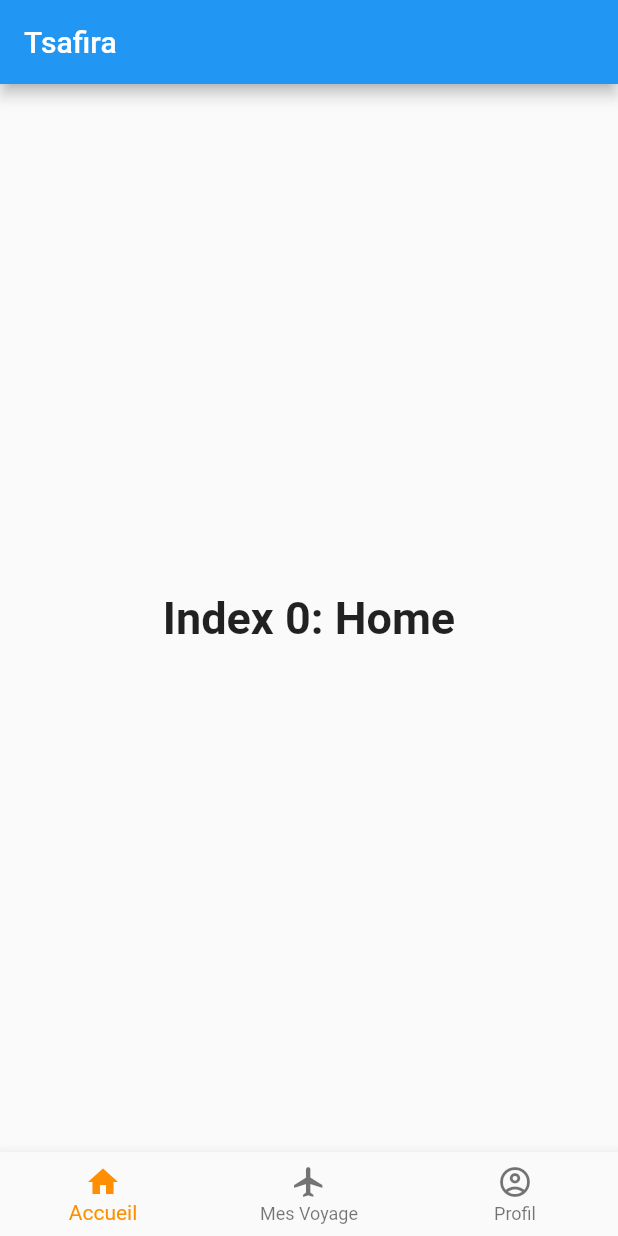
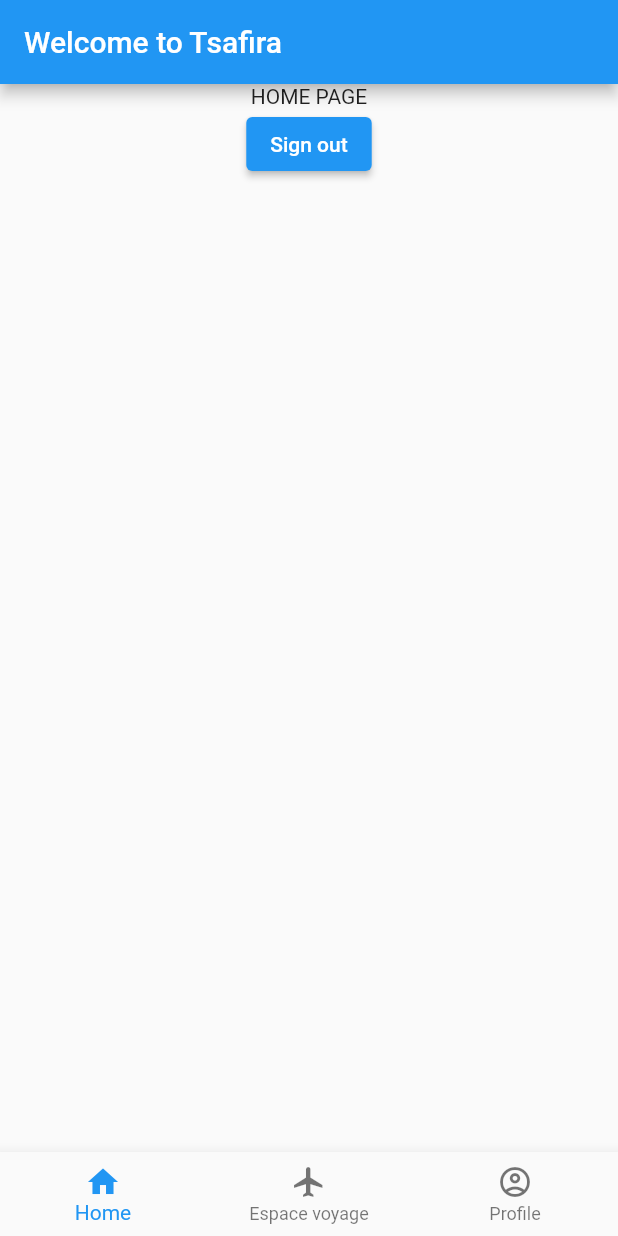
Before and after one commit to vander99/Trip-planning-mobile-application, a Flutter app: the screen it shows once a user with an empty profile is signed in, on a phone screen of 412 x 824 dp. Run offline on Flutter 3.47's test engine with Material 2 defaults, Android fonts, the phone set to English and light mode, and no system bars; our stand-ins replace cloud_firestore, firebase_auth, firebase_core; accounts and stored records are empty.

```diff
--- a/client/lib/home.dart
+++ b/client/lib/home.dart
@@ -1,96 +1,70 @@
-/*import 'package:client/authentication_service.dart';
+import 'package:client/authentication_service.dart';
 import 'package:flutter/material.dart';
 import 'package:provider/src/provider.dart';
 
-class HomePage extends StatelessWidget {
-  const HomePage({Key? key}) : super(key: key);
+import 'package:client/my_espace_voyage.dart';
+import 'package:client/my_home_page.dart';
+import 'package:client/my_profile.dart';
+
+class HomePage extends StatefulWidget {
+  HomePage({Key? key}) : super(key: key);
 
   @override
-  Widget build(BuildContext context) {
-    return Scaffold(
-      body: Center(
-          child: Column(children: [
-            const Text("HOME"),
-            ElevatedButton(onPressed: () {
-              context.read<AuthenticationService>().signOut();
-            }, child: const Text("Sign out"))
-      ])),
-    );
+  State<StatefulWidget> createState() {
+    return HomePageState();
   }
-}*/
-
-/// Flutter code sample for BottomNavigationBar
-
-// This example shows a [BottomNavigationBar] as it is used within a [Scaffold]
-// widget. The [BottomNavigationBar] has three [BottomNavigationBarItem]
-// widgets, which means it defaults to [BottomNavigationBarType.fixed], and
-// the [currentIndex] is set to index 0. The selected item is
-// amber. The `_onItemTapped` function changes the selected item's index
-// and displays a corresponding message in the center of the [Scaffold].
-
-import 'package:flutter/material.dart';
-
-class HomePage extends StatefulWidget {
-  const HomePage({Key? key}) : super(key: key);
-
-  @override
-  State<HomePage> createState() => _HomePage();
 }
 
-/// This is the private State class that goes with MyStatefulWidget.
-class _HomePage extends State<HomePage> {
-  int _selectedIndex = 0;
-  static const TextStyle optionStyle =
-      TextStyle(fontSize: 30, fontWeight: FontWeight.bold);
-  static const List<Widget> _widgetOptions = <Widget>[
-    Text(
-      'Index 0: Home',
-      style: optionStyle,
-    ),
-    Text(
-      'Index 1: Business',
-      style: optionStyle,
-    ),
-    Text(
-      'Index 2: School',
-      style: optionStyle,
-    ),
-  ];
-
-  void _onItemTapped(int index) {
-    setState(() {
-      _selectedIndex = index;
-    });
-  }
+class HomePageState extends State<HomePage> {
+  int selectedIndex = 0;
+  Widget _myHome = MyHomePage();
+  Widget _myEspaceVoyage = MyEspaceVoyage();
+  Widget _myProfile = MyProfile();
 
   @override
   Widget build(BuildContext context) {
     return Scaffold(
       appBar: AppBar(
-        title: const Text('Tsafira'),
+        title: Text("Welcome to Tsafira"),
       ),
-      body: Center(
-        child: _widgetOptions.elementAt(_selectedIndex),
-      ),
+      body: this.getBody(),
       bottomNavigationBar: BottomNavigationBar(
-        items: const <BottomNavigationBarItem>[
+        type: BottomNavigationBarType.fixed,
+        currentIndex: this.selectedIndex,
+        items: [
           BottomNavigationBarItem(
             icon: Icon(Icons.home),
-            label: 'Accueil',
+            title: Text("Home"),
           ),
           BottomNavigationBarItem(
             icon: Icon(Icons.flight),
-            label: 'Mes Voyage',
+            title: Text("Espace voyage"),
           ),
           BottomNavigationBarItem(
             icon: Icon(Icons.account_circle_outlined),
-            label: 'Profil',
-          ),
+            title: Text("Profile"),
+          )
         ],
-        currentIndex: _selectedIndex,
-        selectedItemColor: Colors.amber[800],
-        onTap: _onItemTapped,
+        onTap: (int index) {
+          this.onTapHandler(index);
+        },
       ),
     );
   }
+
+  Widget getBody() {
+    if (this.selectedIndex == 0) {
+      return this._myHome;
+    } else if (this.selectedIndex == 1) {
+      return this._myEspaceVoyage;
+    } else {
+      return this._myProfile;
+    }
+  }
+
+  void onTapHandler(int index) {
+    this.setState(() {
+      this.selectedIndex = index;
+    });
+  }
 }
--- /dev/null
+++ b/client/lib/my_espace_voyage.dart
@@ -0,0 +1,13 @@
+import 'package:flutter/material.dart';
+import 'package:provider/src/provider.dart';
+
+class MyEspaceVoyage extends StatelessWidget {
+  const MyEspaceVoyage({Key? key}) : super(key: key);
+
+  @override
+  Widget build(BuildContext context) {
+    return Scaffold(
+      body: Center(child: Column(children: const [Text("Espace Voyage")])),
+    );
+  }
+}
--- /dev/null
+++ b/client/lib/my_home_page.dart
@@ -0,0 +1,22 @@
+import 'package:client/authentication_service.dart';
+import 'package:flutter/material.dart';
+import 'package:provider/src/provider.dart';
+
+class MyHomePage extends StatelessWidget {
+  const MyHomePage({Key? key}) : super(key: key);
+
+  @override
+  Widget build(BuildContext context) {
+    return Scaffold(
+      body: Center(
+          child: Column(children: [
+        const Text("HOME PAGE"),
+        ElevatedButton(
+            onPressed: () {
+              context.read<AuthenticationService>().signOut();
+            },
+            child: const Text("Sign out"))
+      ])),
+    );
+  }
+}
--- /dev/null
+++ b/client/lib/my_profile.dart
@@ -0,0 +1,13 @@
+import 'package:flutter/material.dart';
+import 'package:provider/src/provider.dart';
+
+class MyProfile extends StatelessWidget {
+  const MyProfile({Key? key}) : super(key: key);
+
+  @override
+  Widget build(BuildContext context) {
+    return Scaffold(
+      body: Center(child: Column(children: const [Text("Mon profile")])),
+    );
+  }
+}
```
